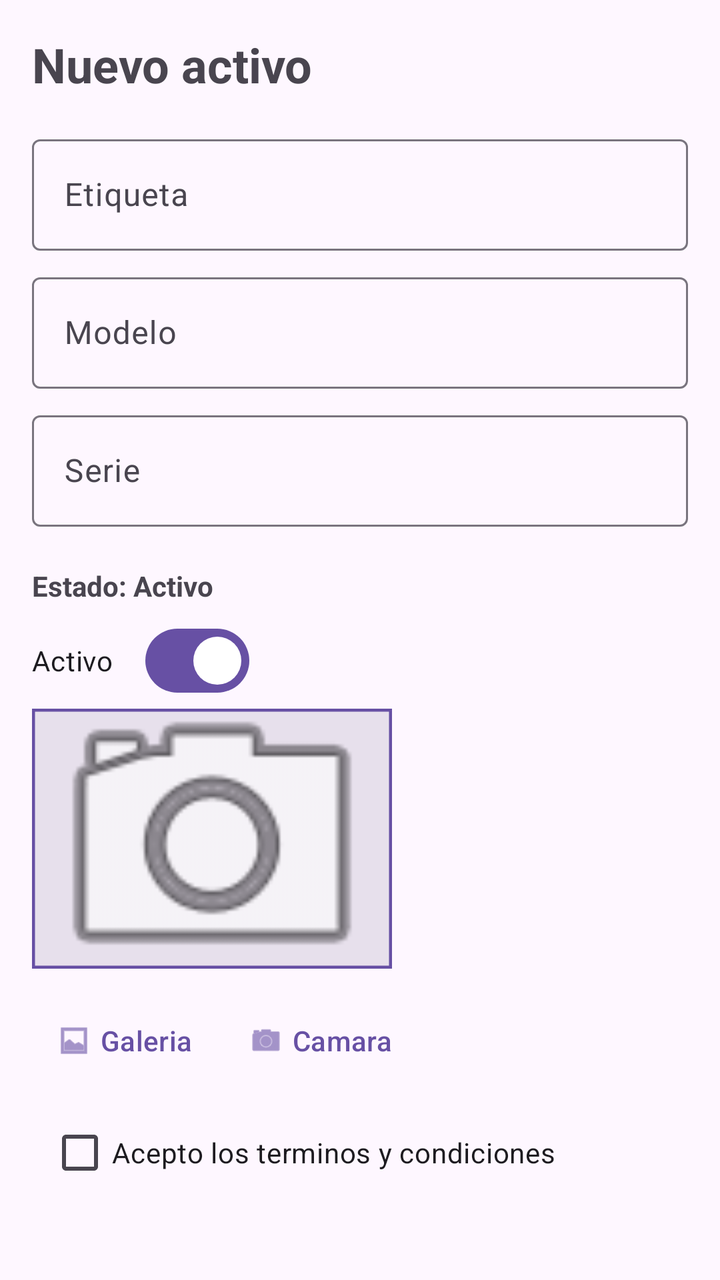
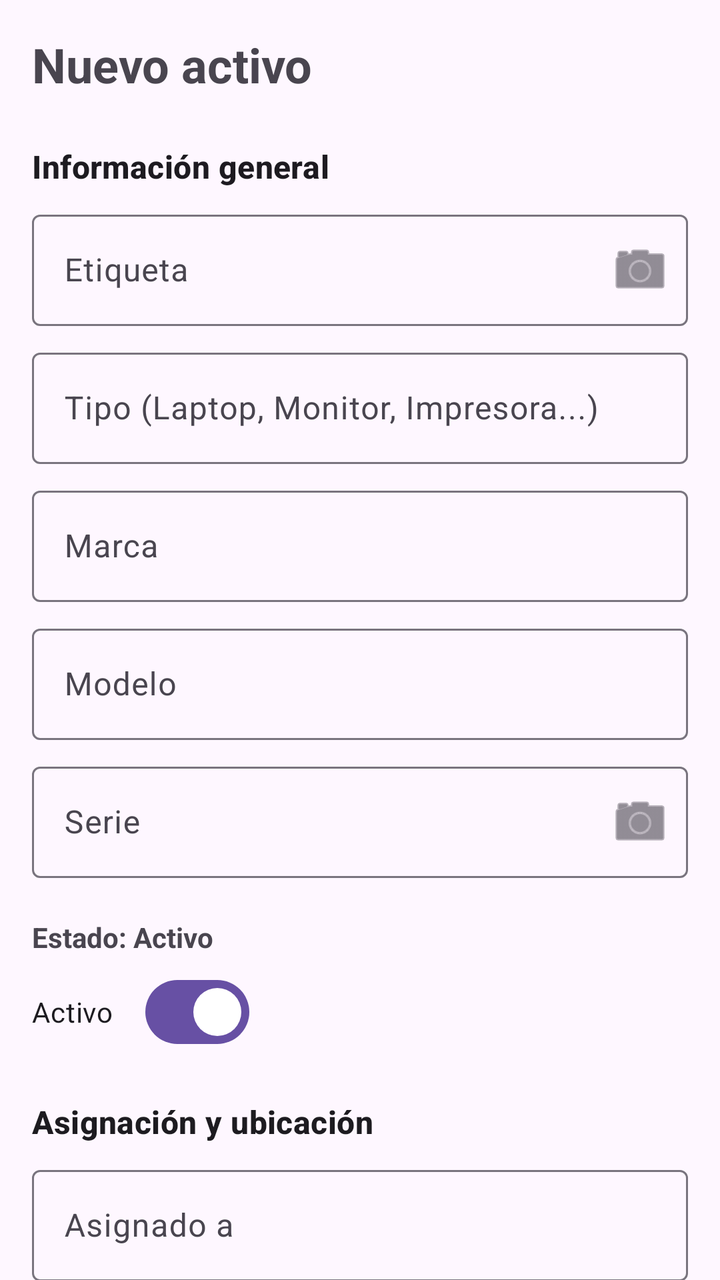

Compare the two renders of this Android layout. The source of the first and the diff that turns it into the second are given below.
<!-- AndroidManifest.xml: application theme Theme.Activo_IT -->
<!-- res/layout/activity_agregar_activo.xml -->
<?xml version="1.0" encoding="utf-8"?>
<LinearLayout xmlns:android="http://schemas.android.com/apk/res/android"
    xmlns:app="http://schemas.android.com/apk/res-auto"
    android:id="@+id/main"
    android:layout_width="match_parent"
    android:layout_height="match_parent"
    android:orientation="vertical"
    android:padding="16dp">

    <TextView
        android:id="@+id/tvTituloFormulario"
        android:layout_width="wrap_content"
        android:layout_height="wrap_content"
        android:paddingBottom="16dp"
        android:text="Nuevo activo"
        android:textSize="24sp"
        android:textStyle="bold" />


    <com.google.android.material.textfield.TextInputLayout
        android:id="@+id/tilEtiqueta"
        style="@style/Widget.Material3.TextInputLayout.OutlinedBox"
        android:layout_width="match_parent"
        android:layout_height="wrap_content">

        <com.google.android.material.textfield.TextInputEditText
            android:id="@+id/etEtiqueta"
            android:layout_width="match_parent"
            android:layout_height="wrap_content"
            android:hint="Etiqueta"
            android:inputType="text" />
    </com.google.android.material.textfield.TextInputLayout>


    <com.google.android.material.textfield.TextInputLayout
        android:id="@+id/tilModelo"
        style="@style/Widget.Material3.TextInputLayout.OutlinedBox"
        android:layout_width="match_parent"
        android:layout_height="wrap_content"
        android:layout_marginTop="8dp">

        <com.google.android.material.textfield.TextInputEditText
            android:id="@+id/etModelo"
            android:layout_width="match_parent"
            android:layout_height="wrap_content"
            android:hint="Modelo"
            android:inputType="text" />
    </com.google.android.material.textfield.TextInputLayout>


    <com.google.android.material.textfield.TextInputLayout
        android:id="@+id/tilSerie"
        style="@style/Widget.Material3.TextInputLayout.OutlinedBox"
        android:layout_width="match_parent"
        android:layout_height="wrap_content"
        android:layout_marginTop="8dp">

        <com.google.android.material.textfield.TextInputEditText
            android:id="@+id/etSerie"
            android:layout_width="match_parent"
            android:layout_height="wrap_content"
            android:hint="Serie"
            android:inputType="text" />
    </com.google.android.material.textfield.TextInputLayout>

    <TextView
        android:id="@+id/tvEstadoLabel"
        android:layout_width="wrap_content"
        android:layout_height="wrap_content"
        android:layout_marginTop="20dp"
        android:text="Estado: Activo"
        android:textStyle="bold" />

    <com.google.android.material.materialswitch.MaterialSwitch
        android:id="@+id/switchEstado"
        android:layout_width="wrap_content"
        android:layout_height="wrap_content"
        android:layout_marginTop="4dp"
        android:checked="true"
        android:text="Activo" />

    <com.google.android.material.imageview.ShapeableImageView
        android:id="@+id/ivFoto"
        android:layout_width="180dp"
        android:layout_height="130dp"
        android:scaleType="centerCrop"
        android:background="#E7E0EC"
        android:src="@android:drawable/ic_menu_camera"
        android:contentDescription="Agregar foto de Activo"
        app:strokeColor="?attr/colorPrimary"
        app:strokeWidth="3dp"/>
    <LinearLayout
        android:layout_width="wrap_content"
        android:layout_height="wrap_content"
        android:orientation="horizontal"
        android:layout_marginTop="12dp">
       <com.google.android.material.button.MaterialButton
           android:id="@+id/btnFoto"
           style="@style/Widget.Material3.Button.TextButton.Icon"
           android:layout_width="wrap_content"
           android:layout_height="wrap_content"
           android:text="Galeria"
           app:icon="@android:drawable/ic_menu_gallery"/>
        <com.google.android.material.button.MaterialButton
            android:id="@+id/btnCamara"
            style="@style/Widget.Material3.Button.TextButton.Icon"
            android:layout_width="wrap_content"
            android:layout_height="wrap_content"
            android:text="Camara"
            app:icon="@android:drawable/ic_menu_camera"/>
    </LinearLayout>
 <com.google.android.material.checkbox.MaterialCheckBox
     android:id="@+id/cbTerminos"
     android:layout_width="match_parent"
     android:layout_height="wrap_content"
     android:text="Acepto los terminos y condiciones"
     android:layout_margin="8dp"/>

    <com.google.android.material.button.MaterialButton
        android:id="@+id/btnGuardar"
        android:layout_width="match_parent"
        android:layout_height="wrap_content"
        android:layout_marginTop="24dp"
        android:text="Guardar" />

    <com.google.android.material.button.MaterialButton
        android:id="@+id/btnCancelar"
        style="@style/Widget.Material3.Button.OutlinedButton"
        android:layout_width="match_parent"
        android:layout_height="wrap_content"
        android:layout_marginTop="8dp"
        android:text="Cancelar"/>

</LinearLayout>
<!-- resources referenced by this layout -->
<resources>
  <style name="Theme.Activo_IT" parent="Base.Theme.Activo_IT" />
  <style name="Base.Theme.Activo_IT" parent="Theme.Material3.DayNight.NoActionBar">
          
          
      </style>
</resources>

<!-- the commit's change to res/layout/activity_agregar_activo.xml (unified diff, before → after) -->
@@ -1,134 +1,398 @@
 <?xml version="1.0" encoding="utf-8"?>
-<LinearLayout xmlns:android="http://schemas.android.com/apk/res/android"
+<androidx.core.widget.NestedScrollView xmlns:android="http://schemas.android.com/apk/res/android"
     xmlns:app="http://schemas.android.com/apk/res-auto"
     android:id="@+id/main"
     android:layout_width="match_parent"
-    android:layout_height="match_parent"
-    android:orientation="vertical"
-    android:padding="16dp">
-
-    <TextView
-        android:id="@+id/tvTituloFormulario"
-        android:layout_width="wrap_content"
-        android:layout_height="wrap_content"
-        android:paddingBottom="16dp"
-        android:text="Nuevo activo"
-        android:textSize="24sp"
-        android:textStyle="bold" />
-
-
-    <com.google.android.material.textfield.TextInputLayout
-        android:id="@+id/tilEtiqueta"
-        style="@style/Widget.Material3.TextInputLayout.OutlinedBox"
-        android:layout_width="match_parent"
-        android:layout_height="wrap_content">
-
-        <com.google.android.material.textfield.TextInputEditText
-            android:id="@+id/etEtiqueta"
-            android:layout_width="match_parent"
-            android:layout_height="wrap_content"
-            android:hint="Etiqueta"
-            android:inputType="text" />
-    </com.google.android.material.textfield.TextInputLayout>
-
-
-    <com.google.android.material.textfield.TextInputLayout
-        android:id="@+id/tilModelo"
-        style="@style/Widget.Material3.TextInputLayout.OutlinedBox"
+    android:layout_height="match_parent">
+
+    <LinearLayout
         android:layout_width="match_parent"
         android:layout_height="wrap_content"
-        android:layout_marginTop="8dp">
-
-        <com.google.android.material.textfield.TextInputEditText
-            android:id="@+id/etModelo"
-            android:layout_width="match_parent"
-            android:layout_height="wrap_content"
-            android:hint="Modelo"
-            android:inputType="text" />
-    </com.google.android.material.textfield.TextInputLayout>
-
-
-    <com.google.android.material.textfield.TextInputLayout
-        android:id="@+id/tilSerie"
-        style="@style/Widget.Material3.TextInputLayout.OutlinedBox"
-        android:layout_width="match_parent"
-        android:layout_height="wrap_content"
-        android:layout_marginTop="8dp">
-
-        <com.google.android.material.textfield.TextInputEditText
-            android:id="@+id/etSerie"
-            android:layout_width="match_parent"
-            android:layout_height="wrap_content"
-            android:hint="Serie"
-            android:inputType="text" />
-    </com.google.android.material.textfield.TextInputLayout>
-
-    <TextView
-        android:id="@+id/tvEstadoLabel"
-        android:layout_width="wrap_content"
-        android:layout_height="wrap_content"
-        android:layout_marginTop="20dp"
-        android:text="Estado: Activo"
-        android:textStyle="bold" />
-
-    <com.google.android.material.materialswitch.MaterialSwitch
-        android:id="@+id/switchEstado"
-        android:layout_width="wrap_content"
-        android:layout_height="wrap_content"
-        android:layout_marginTop="4dp"
-        android:checked="true"
-        android:text="Activo" />
-
-    <com.google.android.material.imageview.ShapeableImageView
-        android:id="@+id/ivFoto"
-        android:layout_width="180dp"
-        android:layout_height="130dp"
-        android:scaleType="centerCrop"
-        android:background="#E7E0EC"
-        android:src="@android:drawable/ic_menu_camera"
-        android:contentDescription="Agregar foto de Activo"
-        app:strokeColor="?attr/colorPrimary"
-        app:strokeWidth="3dp"/>
-    <LinearLayout
-        android:layout_width="wrap_content"
-        android:layout_height="wrap_content"
-        android:orientation="horizontal"
-        android:layout_marginTop="12dp">
-       <com.google.android.material.button.MaterialButton
-           android:id="@+id/btnFoto"
-           style="@style/Widget.Material3.Button.TextButton.Icon"
-           android:layout_width="wrap_content"
-           android:layout_height="wrap_content"
-           android:text="Galeria"
-           app:icon="@android:drawable/ic_menu_gallery"/>
+        android:orientation="vertical"
+        android:padding="16dp">
+
+        <TextView
+            android:id="@+id/tvTituloFormulario"
+            android:layout_width="wrap_content"
+            android:layout_height="wrap_content"
+            android:paddingBottom="16dp"
+            android:text="Nuevo activo"
+            android:textSize="24sp"
+            android:textStyle="bold" />
+
+        
+        <TextView
+            style="@style/TextAppearance.Material3.TitleMedium"
+            android:layout_width="wrap_content"
+            android:layout_height="wrap_content"
+            android:layout_marginTop="8dp"
+            android:paddingBottom="8dp"
+            android:text="Información general"
+            android:textStyle="bold" />
+
+        
+        <com.google.android.material.textfield.TextInputLayout
+            android:id="@+id/tilEtiqueta"
+            style="@style/Widget.Material3.TextInputLayout.OutlinedBox"
+            android:layout_width="match_parent"
+            android:layout_height="wrap_content"
+            app:endIconMode="custom"
+            app:endIconDrawable="@android:drawable/ic_menu_camera"
+            app:endIconContentDescription="Escanear código">
+
+            <com.google.android.material.textfield.TextInputEditText
+                android:id="@+id/etEtiqueta"
+                android:layout_width="match_parent"
+                android:layout_height="wrap_content"
+                android:hint="Etiqueta"
+                android:inputType="text" />
+        </com.google.android.material.textfield.TextInputLayout>
+
+        <com.google.android.material.textfield.TextInputLayout
+            android:id="@+id/tilTipo"
+            style="@style/Widget.Material3.TextInputLayout.OutlinedBox"
+            android:layout_width="match_parent"
+            android:layout_height="wrap_content"
+            android:layout_marginTop="8dp">
+
+            <com.google.android.material.textfield.TextInputEditText
+                android:id="@+id/etTipo"
+                android:layout_width="match_parent"
+                android:layout_height="wrap_content"
+                android:hint="Tipo (Laptop, Monitor, Impresora...)"
+                android:inputType="text" />
+        </com.google.android.material.textfield.TextInputLayout>
+
+        <com.google.android.material.textfield.TextInputLayout
+            android:id="@+id/tilMarca"
+            style="@style/Widget.Material3.TextInputLayout.OutlinedBox"
+            android:layout_width="match_parent"
+            android:layout_height="wrap_content"
+            android:layout_marginTop="8dp">
+
+            <com.google.android.material.textfield.TextInputEditText
+                android:id="@+id/etMarca"
+                android:layout_width="match_parent"
+                android:layout_height="wrap_content"
+                android:hint="Marca"
+                android:inputType="text" />
+        </com.google.android.material.textfield.TextInputLayout>
+
+        <com.google.android.material.textfield.TextInputLayout
+            android:id="@+id/tilModelo"
+            style="@style/Widget.Material3.TextInputLayout.OutlinedBox"
+            android:layout_width="match_parent"
+            android:layout_height="wrap_content"
+            android:layout_marginTop="8dp">
+
+            <com.google.android.material.textfield.TextInputEditText
+                android:id="@+id/etModelo"
+                android:layout_width="match_parent"
+                android:layout_height="wrap_content"
+                android:hint="Modelo"
+                android:inputType="text" />
+        </com.google.android.material.textfield.TextInputLayout>
+
+        <com.google.android.material.textfield.TextInputLayout
+            android:id="@+id/tilSerie"
+            style="@style/Widget.Material3.TextInputLayout.OutlinedBox"
+            android:layout_width="match_parent"
+            android:layout_height="wrap_content"
+            android:layout_marginTop="8dp"
+            app:endIconMode="custom"
+            app:endIconDrawable="@android:drawable/ic_menu_camera"
+            app:endIconContentDescription="Escanear código">
+
+            <com.google.android.material.textfield.TextInputEditText
+                android:id="@+id/etSerie"
+                android:layout_width="match_parent"
+                android:layout_height="wrap_content"
+                android:hint="Serie"
+                android:inputType="text" />
+        </com.google.android.material.textfield.TextInputLayout>
+
+        <TextView
+            android:id="@+id/tvEstadoLabel"
+            android:layout_width="wrap_content"
+            android:layout_height="wrap_content"
+            android:layout_marginTop="20dp"
+            android:text="Estado: Activo"
+            android:textStyle="bold" />
+
+        <com.google.android.material.materialswitch.MaterialSwitch
+            android:id="@+id/switchEstado"
+            android:layout_width="wrap_content"
+            android:layout_height="wrap_content"
+            android:layout_marginTop="4dp"
+            android:checked="true"
+            android:text="Activo" />
+
+        
+        <TextView
+            style="@style/TextAppearance.Material3.TitleMedium"
+            android:layout_width="wrap_content"
+            android:layout_height="wrap_content"
+            android:layout_marginTop="20dp"
+            android:paddingBottom="8dp"
+            android:text="Asignación y ubicación"
+            android:textStyle="bold" />
+
+        <com.google.android.material.textfield.TextInputLayout
+            style="@style/Widget.Material3.TextInputLayout.OutlinedBox"
+            android:layout_width="match_parent"
+            android:layout_height="wrap_content">
+
+            <com.google.android.material.textfield.TextInputEditText
+                android:id="@+id/etAsignado"
+                android:layout_width="match_parent"
+                android:layout_height="wrap_content"
+                android:hint="Asignado a"
+                android:inputType="text" />
+        </com.google.android.material.textfield.TextInputLayout>
+
+        <com.google.android.material.textfield.TextInputLayout
+            style="@style/Widget.Material3.TextInputLayout.OutlinedBox"
+            android:layout_width="match_parent"
+            android:layout_height="wrap_content"
+            android:layout_marginTop="8dp">
+
+            <com.google.android.material.textfield.TextInputEditText
+                android:id="@+id/etDepartamento"
+                android:layout_width="match_parent"
+                android:layout_height="wrap_content"
+                android:hint="Departamento"
+                android:inputType="text" />
+        </com.google.android.material.textfield.TextInputLayout>
+
+        <com.google.android.material.textfield.TextInputLayout
+            style="@style/Widget.Material3.TextInputLayout.OutlinedBox"
+            android:layout_width="match_parent"
+            android:layout_height="wrap_content"
+            android:layout_marginTop="8dp">
+
+            <com.google.android.material.textfield.TextInputEditText
+                android:id="@+id/etUbicacion"
+                android:layout_width="match_parent"
+                android:layout_height="wrap_content"
+                android:hint="Ubicación"
+                android:inputType="text" />
+        </com.google.android.material.textfield.TextInputLayout>
+
+        
+        <TextView
+            style="@style/TextAppearance.Material3.TitleMedium"
+            android:layout_width="wrap_content"
+            android:layout_height="wrap_content"
+            android:layout_marginTop="20dp"
+            android:paddingBottom="8dp"
+            android:text="Especificaciones técnicas"
+            android:textStyle="bold" />
+
+        <com.google.android.material.textfield.TextInputLayout
+            style="@style/Widget.Material3.TextInputLayout.OutlinedBox"
+            android:layout_width="match_parent"
+            android:layout_height="wrap_content">
+
+            <com.google.android.material.textfield.TextInputEditText
+                android:id="@+id/etProcesador"
+                android:layout_width="match_parent"
+                android:layout_height="wrap_content"
+                android:hint="Procesador"
+                android:inputType="text" />
+        </com.google.android.material.textfield.TextInputLayout>
+
+        <com.google.android.material.textfield.TextInputLayout
+            style="@style/Widget.Material3.TextInputLayout.OutlinedBox"
+            android:layout_width="match_parent"
+            android:layout_height="wrap_content"
+            android:layout_marginTop="8dp">
+
+            <com.google.android.material.textfield.TextInputEditText
+                android:id="@+id/etRam"
+                android:layout_width="match_parent"
+                android:layout_height="wrap_content"
+                android:hint="RAM (ej: 8GB)"
+                android:inputType="text" />
+        </com.google.android.material.textfield.TextInputLayout>
+
+        <com.google.android.material.textfield.TextInputLayout
+            style="@style/Widget.Material3.TextInputLayout.OutlinedBox"
+            android:layout_width="match_parent"
+            android:layout_height="wrap_content"
+            android:layout_marginTop="8dp">
+
+            <com.google.android.material.textfield.TextInputEditText
+                android:id="@+id/etAlmacenamiento"
+                android:layout_width="match_parent"
+                android:layout_height="wrap_content"
+                android:hint="Almacenamiento (ej: 256GB SSD)"
+                android:inputType="text" />
+        </com.google.android.material.textfield.TextInputLayout>
+
+        <com.google.android.material.textfield.TextInputLayout
+            style="@style/Widget.Material3.TextInputLayout.OutlinedBox"
+            android:layout_width="match_parent"
+            android:layout_height="wrap_content"
+            android:layout_marginTop="8dp">
+
+            <com.google.android.material.textfield.TextInputEditText
+                android:id="@+id/etSistemaOperativo"
+                android:layout_width="match_parent"
+                android:layout_height="wrap_content"
+                android:hint="Sistema operativo"
+                android:inputType="text" />
+        </com.google.android.material.textfield.TextInputLayout>
+
+        
+        <TextView
+            style="@style/TextAppearance.Material3.TitleMedium"
+            android:layout_width="wrap_content"
+            android:layout_height="wrap_content"
+            android:layout_marginTop="20dp"
+            android:paddingBottom="8dp"
+            android:text="Información comercial"
+            android:textStyle="bold" />
+
+        
+        <com.google.android.material.textfield.TextInputLayout
+            style="@style/Widget.Material3.TextInputLayout.OutlinedBox"
+            android:layout_width="match_parent"
+            android:layout_height="wrap_content">
+
+            <com.google.android.material.textfield.TextInputEditText
+                android:id="@+id/etFechaCompra"
+                android:layout_width="match_parent"
+                android:layout_height="wrap_content"
+                android:hint="Fecha de compra"
+                android:focusable="false"
+                android:cursorVisible="false" />
+        </com.google.android.material.textfield.TextInputLayout>
+
+        <com.google.android.material.textfield.TextInputLayout
+            style="@style/Widget.Material3.TextInputLayout.OutlinedBox"
+            android:layout_width="match_parent"
+            android:layout_height="wrap_content"
+            android:layout_marginTop="8dp">
+
+            <com.google.android.material.textfield.TextInputEditText
+                android:id="@+id/etFechaGarantia"
+                android:layout_width="match_parent"
+                android:layout_height="wrap_content"
+                android:hint="Vencimiento de garantía"
+                android:focusable="false"
+                android:cursorVisible="false" />
+        </com.google.android.material.textfield.TextInputLayout>
+
+        <com.google.android.material.textfield.TextInputLayout
+            style="@style/Widget.Material3.TextInputLayout.OutlinedBox"
+            android:layout_width="match_parent"
+            android:layout_height="wrap_content"
+            android:layout_marginTop="8dp">
+
+            <com.google.android.material.textfield.TextInputEditText
+                android:id="@+id/etProveedor"
+                android:layout_width="match_parent"
+                android:layout_height="wrap_content"
+                android:hint="Proveedor"
+                android:inputType="text" />
+        </com.google.android.material.textfield.TextInputLayout>
+
+        <com.google.android.material.textfield.TextInputLayout
+            style="@style/Widget.Material3.TextInputLayout.OutlinedBox"
+            android:layout_width="match_parent"
+            android:layout_height="wrap_content"
+            android:layout_marginTop="8dp">
+
+            <com.google.android.material.textfield.TextInputEditText
+                android:id="@+id/etValor"
+                android:layout_width="match_parent"
+                android:layout_height="wrap_content"
+                android:hint="Valor"
+                android:inputType="numberDecimal" />
+        </com.google.android.material.textfield.TextInputLayout>
+
+        
+        <TextView
+            style="@style/TextAppearance.Material3.TitleMedium"
+            android:layout_width="wrap_content"
+            android:layout_height="wrap_content"
+            android:layout_marginTop="20dp"
+            android:paddingBottom="8dp"
+            android:text="Observaciones"
+            android:textStyle="bold" />
+
+        <com.google.android.material.textfield.TextInputLayout
+            style="@style/Widget.Material3.TextInputLayout.OutlinedBox"
+            android:layout_width="match_parent"
+            android:layout_height="wrap_content">
+
+            <com.google.android.material.textfield.TextInputEditText
+                android:id="@+id/etObservaciones"
+                android:layout_width="match_parent"
+                android:layout_height="wrap_content"
+                android:hint="Observaciones"
+                android:inputType="textMultiLine"
+                android:minLines="3" />
+        </com.google.android.material.textfield.TextInputLayout>
+
+        
+        <com.google.android.material.imageview.ShapeableImageView
+            android:id="@+id/ivFoto"
+            android:layout_width="180dp"
+            android:layout_height="130dp"
+            android:layout_marginTop="20dp"
+            android:scaleType="centerCrop"
+            android:background="#E7E0EC"
+            android:src="@android:drawable/ic_menu_camera"
+            android:contentDescription="Agregar foto de Activo"
+            app:strokeColor="?attr/colorPrimary"
+            app:strokeWidth="3dp"/>
+
+        <LinearLayout
+            android:layout_width="wrap_content"
+            android:layout_height="wrap_content"
+            android:orientation="horizontal"
+            android:layout_marginTop="12dp">
+
+            <com.google.android.material.button.MaterialButton
+                android:id="@+id/btnFoto"
+                style="@style/Widget.Material3.Button.TextButton.Icon"
+                android:layout_width="wrap_content"
+                android:layout_height="wrap_content"
+                android:text="Galeria"
+                app:icon="@android:drawable/ic_menu_gallery"/>
+
+            <com.google.android.material.button.MaterialButton
+                android:id="@+id/btnCamara"
+                style="@style/Widget.Material3.Button.TextButton.Icon"
+                android:layout_width="wrap_content"
+                android:layout_height="wrap_content"
+                android:text="Camara"
+                app:icon="@android:drawable/ic_menu_camera"/>
+        </LinearLayout>
+
+        <com.google.android.material.checkbox.MaterialCheckBox
+            android:id="@+id/cbTerminos"
+            android:layout_width="match_parent"
+            android:layout_height="wrap_content"
+            android:text="Acepto los terminos y condiciones"
+            android:layout_margin="8dp"/>
+
         <com.google.android.material.button.MaterialButton
-            android:id="@+id/btnCamara"
-            style="@style/Widget.Material3.Button.TextButton.Icon"
-            android:layout_width="wrap_content"
-            android:layout_height="wrap_content"
-            android:text="Camara"
-            app:icon="@android:drawable/ic_menu_camera"/>
+            android:id="@+id/btnGuardar"
+            android:layout_width="match_parent"
+            android:layout_height="wrap_content"
+            android:layout_marginTop="24dp"
+            android:text="Guardar" />
+
+        <com.google.android.material.button.MaterialButton
+            android:id="@+id/btnCancelar"
+            style="@style/Widget.Material3.Button.OutlinedButton"
+            android:layout_width="match_parent"
+            android:layout_height="wrap_content"
+            android:layout_marginTop="8dp"
+            android:layout_marginBottom="24dp"
+            android:text="Cancelar"/>
+
     </LinearLayout>
- <com.google.android.material.checkbox.MaterialCheckBox
-     android:id="@+id/cbTerminos"
-     android:layout_width="match_parent"
-     android:layout_height="wrap_content"
-     android:text="Acepto los terminos y condiciones"
-     android:layout_margin="8dp"/>
-
-    <com.google.android.material.button.MaterialButton
-        android:id="@+id/btnGuardar"
-        android:layout_width="match_parent"
-        android:layout_height="wrap_content"
-        android:layout_marginTop="24dp"
-        android:text="Guardar" />
-
-    <com.google.android.material.button.MaterialButton
-        android:id="@+id/btnCancelar"
-        style="@style/Widget.Material3.Button.OutlinedButton"
-        android:layout_width="match_parent"
-        android:layout_height="wrap_content"
-        android:layout_marginTop="8dp"
-        android:text="Cancelar"/>
-
-</LinearLayout>
+</androidx.core.widget.NestedScrollView>
